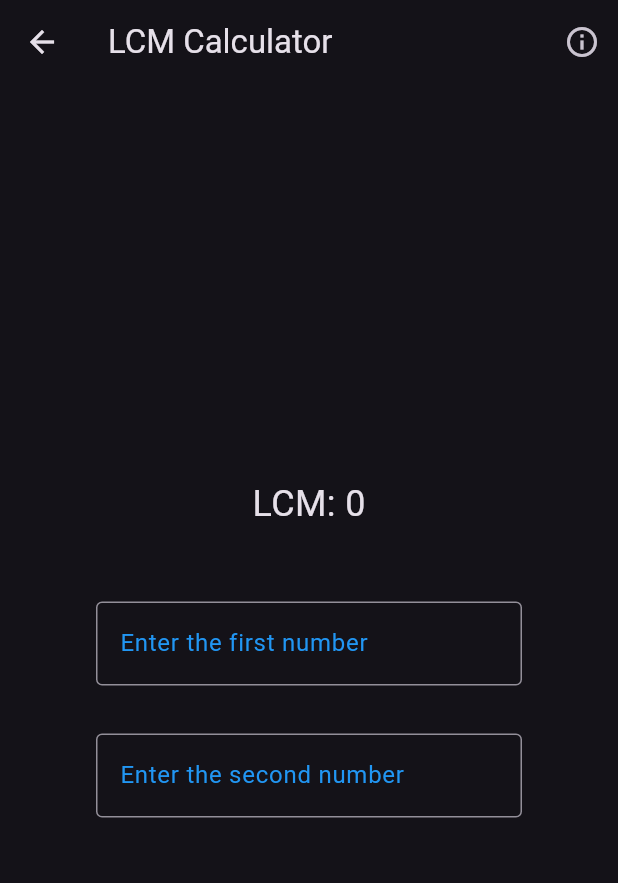
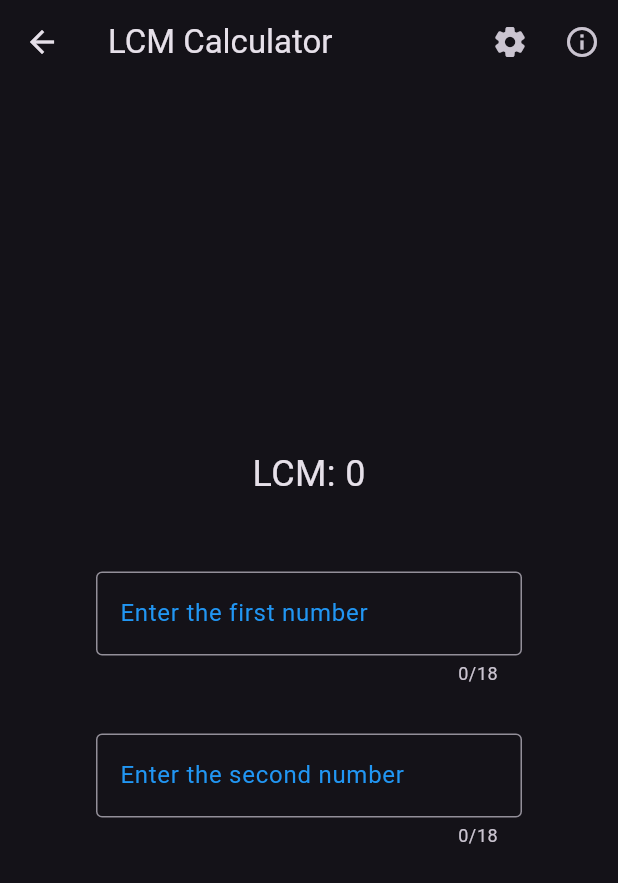
Before and after one commit to spageektti/sapphire, a Flutter app: the screen it shows after launch, after a tap on "LCM", on a phone screen of 412 x 824 dp. Shown: the top 883 px of the screen. Run offline on Flutter 3.47's test engine with Material 3 defaults, Android fonts, the phone set to English and light mode, and no system bars; our stand-ins replace decimal, device_info_plus, easy_localization, shared_preferences; missing offline and left inert: country_flags, flutter_math_fork.

Commit message:
update lcm to support settings

```diff
--- a/lib/functions/math/lcm.dart
+++ b/lib/functions/math/lcm.dart
@@ -27,6 +27,8 @@ import 'package:flutter/material.dart';
 import 'package:flutter/services.dart';
 import 'package:sapphire/widgets/info_modal_bottom_sheet.dart';
 import 'package:easy_localization/easy_localization.dart';
+import 'package:sapphire/widgets/settings_widget.dart';
+import 'package:shared_preferences/shared_preferences.dart';
 
 class LcmWidget extends StatefulWidget {
   const LcmWidget({super.key});
@@ -36,6 +38,25 @@ class LcmWidget extends StatefulWidget {
 }
 
 class _LcmWidgetState extends State<LcmWidget> {
+  List<String> _settings = ['18'];
+
+  Future<void> _loadSettings() async {
+    final prefs = await SharedPreferences.getInstance();
+    final key = 'lcmSettings';
+    final values = prefs.getStringList(key);
+    setState(() {
+      if (values != null && values.isNotEmpty) {
+        _settings = values;
+      }
+    });
+  }
+
+  @override
+  void initState() {
+    super.initState();
+    _loadSettings();
+  }
+
   BigInt gcd(BigInt a, BigInt b) {
     if (b == BigInt.zero) {
       return a;
@@ -58,6 +79,22 @@ class _LcmWidgetState extends State<LcmWidget> {
       appBar: AppBar(
         title: Text(context.tr('lcmLongName')),
         actions: [
+          IconButton(
+            icon: const Icon(Icons.settings_rounded),
+            onPressed: () {
+              Navigator.of(context)
+                  .push(
+                    MaterialPageRoute(
+                      builder: (context) => const SettingsWidget(
+                        settings: ['maxDigits'],
+                        defaultValues: ['18'],
+                        pageName: 'lcm',
+                      ),
+                    ),
+                  )
+                  .then((_) => _loadSettings());
+            },
+          ),
           IconButton(
             icon: const Icon(Icons.info_outline),
             onPressed: () {
@@ -86,6 +123,7 @@ class _LcmWidgetState extends State<LcmWidget> {
             Padding(
               padding: const EdgeInsets.symmetric(horizontal: 64, vertical: 16),
               child: TextField(
+                maxLength: int.parse(_settings[0]),
                 decoration: InputDecoration(
                   border: const OutlineInputBorder(),
                   labelText: context.tr("lcmFirstButtonLabel"),
@@ -105,6 +143,7 @@ class _LcmWidgetState extends State<LcmWidget> {
             Padding(
               padding: const EdgeInsets.symmetric(horizontal: 64, vertical: 16),
               child: TextField(
+                maxLength: int.parse(_settings[0]),
                 decoration: InputDecoration(
                   border: const OutlineInputBorder(),
                   labelText: context.tr("lcmSecondButtonLabel"),
```
